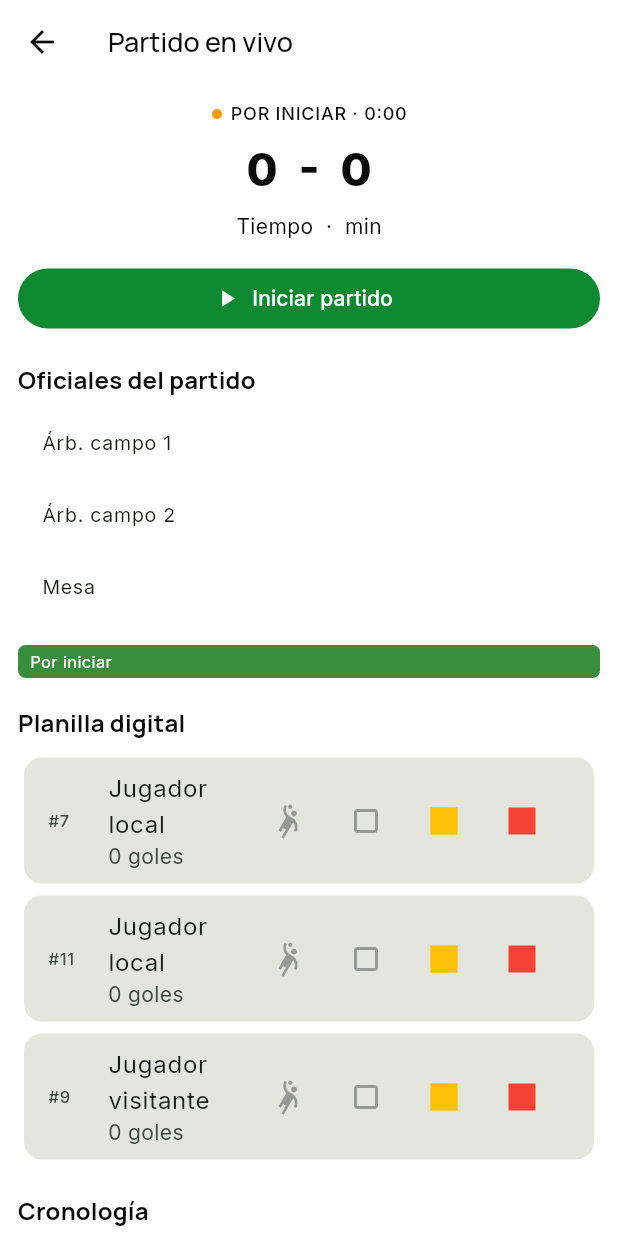
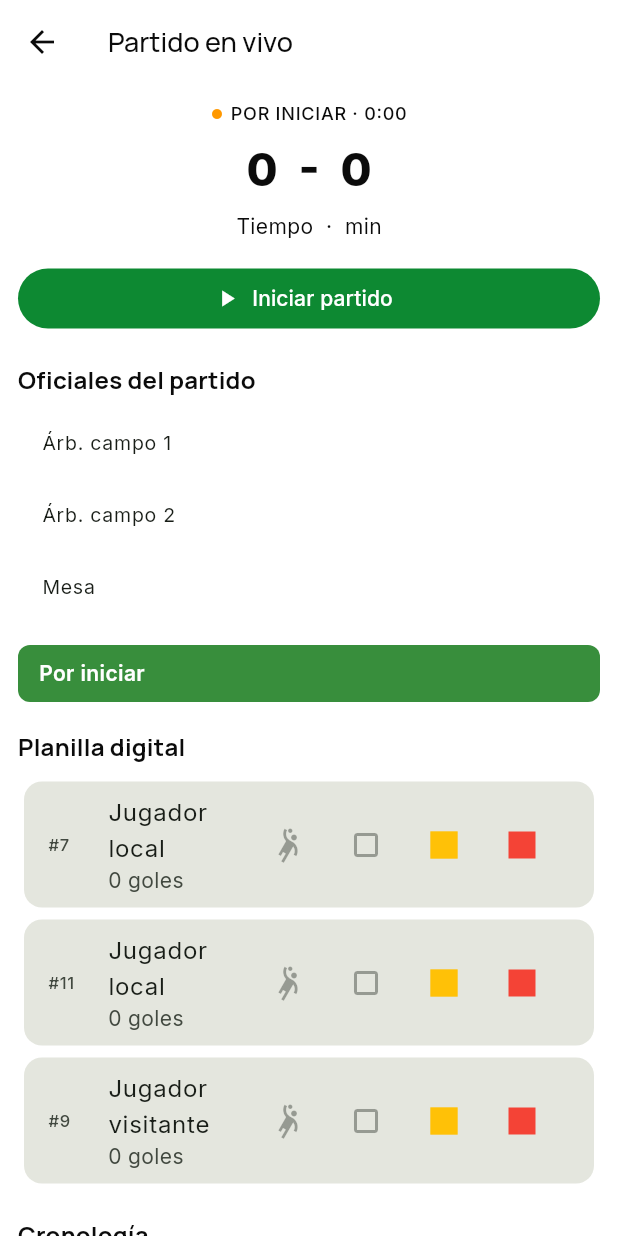
Before and after one commit to tatiana1104/handplay_demo, a Flutter app: the LiveMatchScreen screen opened directly with empty values, on a phone screen of 412 x 824 dp. Run offline on Flutter 3.47's test engine with Material 3 defaults, Android fonts, the phone set to English and light mode, and no system bars; our stand-ins replace cloud_firestore, dartz, equatable, firebase_auth, firebase_core, firebase_messaging and 5 more; accounts and stored records are empty.

Commit message:
Highlight live match status banner

```diff
--- a/lib/features/matches/presentation/widgets/match_status_label.dart
+++ b/lib/features/matches/presentation/widgets/match_status_label.dart
@@ -19,11 +19,20 @@ class MatchStatusLabel extends StatelessWidget {
             ? Colors.blueGrey
             : Colors.green.shade700;
 
-    return DecoratedBox(
-      decoration: BoxDecoration(color: color, borderRadius: BorderRadius.circular(5)),
-      child: Padding(
-        padding: const EdgeInsets.symmetric(horizontal: 8, vertical: 3),
-        child: Text(label, style: const TextStyle(color: Colors.white, fontSize: 11)),
+    return Container(
+      width: double.infinity,
+      padding: const EdgeInsets.symmetric(horizontal: 14, vertical: 9),
+      decoration: BoxDecoration(
+        color: color,
+        borderRadius: BorderRadius.circular(8),
+      ),
+      child: Text(
+        label,
+        style: const TextStyle(
+          color: Colors.white,
+          fontSize: 14,
+          fontWeight: FontWeight.w600,
+        ),
       ),
     );
   }
```
